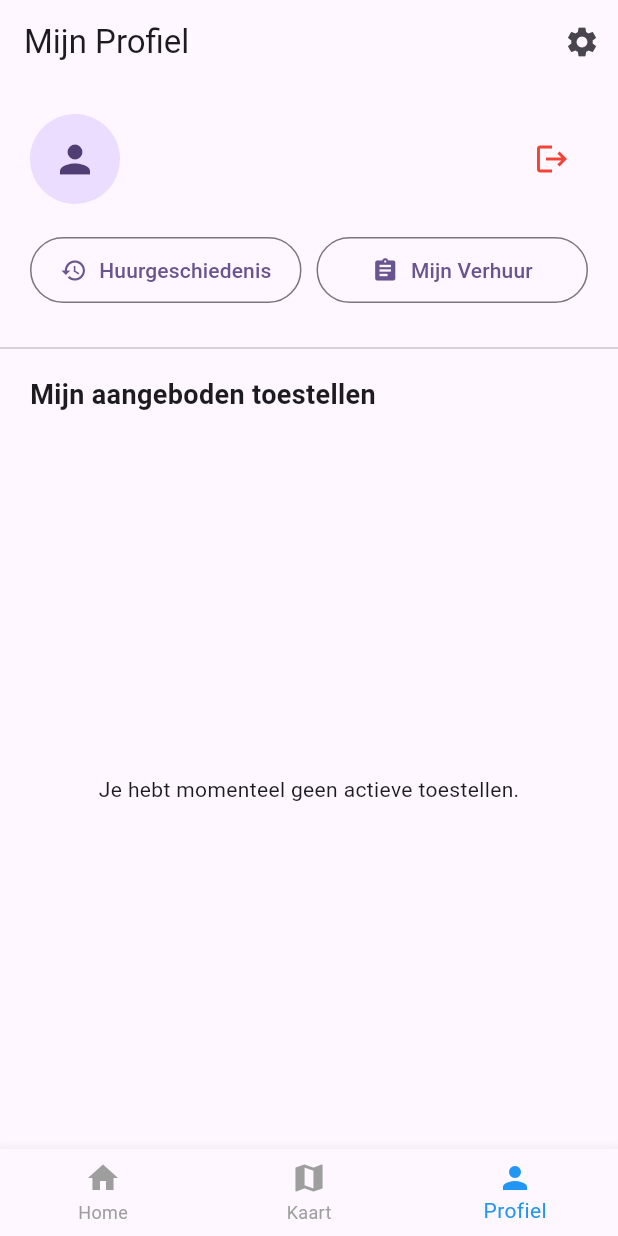
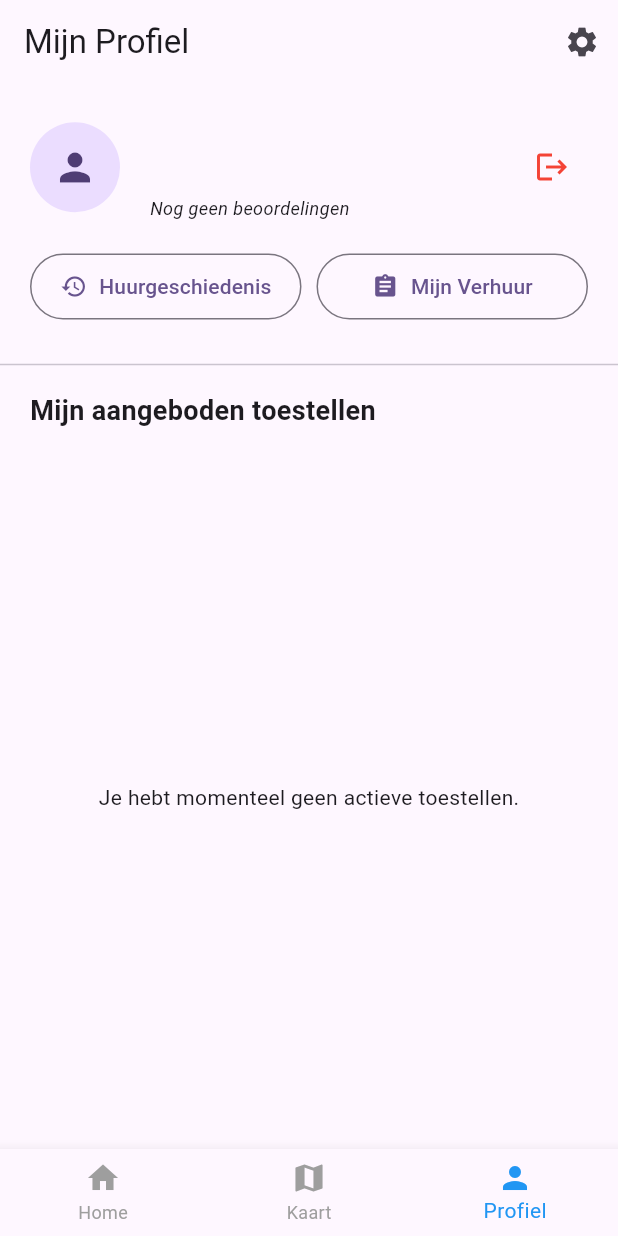
Before and after one commit to LouisLauwerijs/introMobileFlutterProject, a Flutter app: the screen it shows once a user with an empty profile is signed in, item 3 of the bottom bar chosen, on a phone screen of 412 x 824 dp. Run offline on Flutter 3.47's test engine with Material 3 defaults, Android fonts, the phone set to English and light mode, and no system bars; our stand-ins replace cloud_firestore, firebase_auth, firebase_core, geolocator, google_maps_flutter, image_picker; accounts and stored records are empty.

Commit message:
Show average reviews on profile

```diff
--- a/lib/profile_page.dart
+++ b/lib/profile_page.dart
@@ -69,6 +69,37 @@ class ProfilePage extends StatelessWidget {
                             Text(
                               user?.email ?? 'Geen e-mail',
                               style: const TextStyle(fontSize: 14, color: Colors.grey),
+                            ),
+                            const SizedBox(height: 4),
+                            // Toon gemiddelde score
+                            StreamBuilder<List<Map<String, dynamic>>>(
+                              stream: deviceService.getOwnerReviews(user?.uid ?? ''),
+                              builder: (context, snapshot) {
+                                if (!snapshot.hasData || snapshot.data!.isEmpty) {
+                                  return const Text(
+                                    'Nog geen beoordelingen',
+                                    style: TextStyle(fontSize: 12, fontStyle: FontStyle.italic),
+                                  );
+                                }
+
+                                final reviews = snapshot.data!;
+                                final average = reviews.fold<double>(0, (sum, r) => sum + (r['rating'] as int)) / reviews.length;
+
+                                return Row(
+                                  children: [
+                                    const Icon(Icons.star, color: Colors.orange, size: 16),
+                                    const SizedBox(width: 4),
+                                    Text(
+                                      '${average.toStringAsFixed(1)} (${reviews.length} reviews)',
+                                      style: const TextStyle(
+                                        fontSize: 14,
+                                        fontWeight: FontWeight.bold,
+                                        color: Colors.orange,
+                                      ),
+                                    ),
+                                  ],
+                                );
+                              },
                             ),
                           ],
                         ),
```
Also changed, not shown: lib/device_service.dart (+14 -0 lines).
